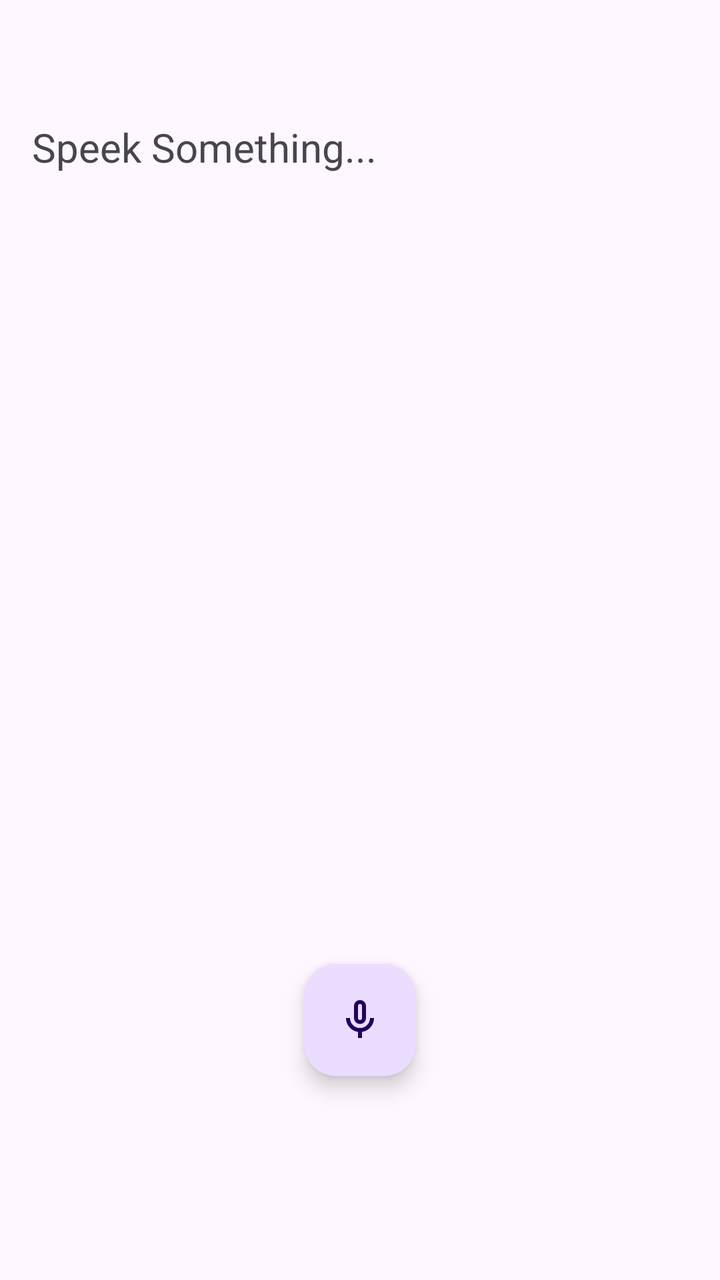
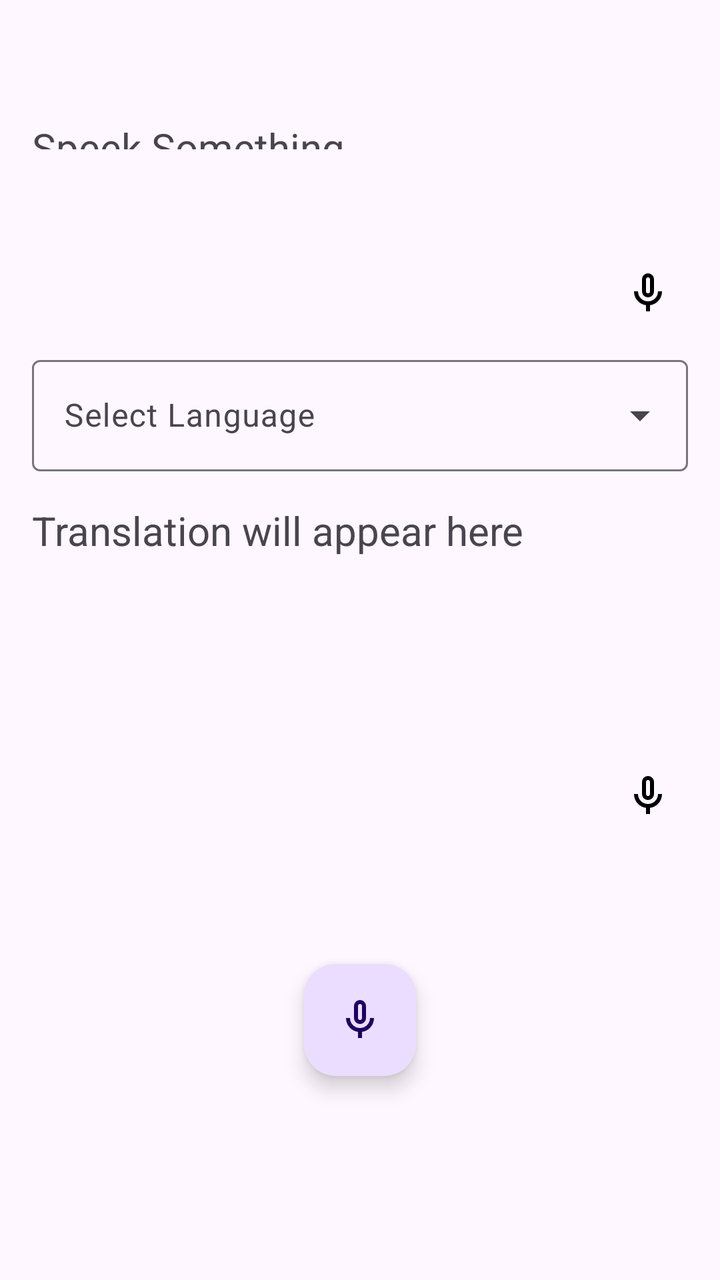

An Android layout rendered at two revisions. The XML below is the earlier revision; the diff shows what the commit changed to produce the second picture.
<!-- AndroidManifest.xml: application theme Theme.SpeechRecognisation -->
<!-- res/layout/activity_main.xml -->
<?xml version="1.0" encoding="utf-8"?>
<androidx.constraintlayout.widget.ConstraintLayout xmlns:android="http://schemas.android.com/apk/res/android"
    xmlns:app="http://schemas.android.com/apk/res-auto"
    xmlns:tools="http://schemas.android.com/tools"
    android:id="@+id/main"
    android:layout_width="match_parent"
    android:layout_gravity="center"
    android:layout_height="match_parent"
    tools:context=".MainActivity">

    <TextView
        android:id="@+id/userText"
        android:layout_width="match_parent"
        android:layout_height="0dp"
        android:paddingVertical="60dp"
        android:paddingHorizontal="16dp"
        android:textSize="20dp"
        android:text="Speek Something..."
        app:layout_constraintBottom_toTopOf="@+id/micContainer"
        app:layout_constraintEnd_toEndOf="parent"
        app:layout_constraintStart_toStartOf="parent"
        app:layout_constraintTop_toTopOf="parent" />














    <FrameLayout
        android:id="@+id/micContainer"
        android:layout_width="200dp"
        android:layout_height="200dp"
        android:layout_marginBottom="30dp"
        app:layout_constraintTop_toBottomOf="@+id/userText"
        app:layout_constraintBottom_toBottomOf="parent"
        app:layout_constraintStart_toStartOf="parent"
        app:layout_constraintEnd_toEndOf="parent">

        <com.example.speechrecognisation.ui.MicAnimationView
            android:id="@+id/micAnimation"
            android:layout_width="200dp"
            android:visibility="gone"
            android:layout_height="200dp" />

        <com.google.android.material.floatingactionbutton.FloatingActionButton
            android:id="@+id/floatingBtn"
            android:layout_width="wrap_content"
            android:layout_height="wrap_content"
            android:layout_gravity="center"
            android:src="@drawable/ic_mic"
            app:fabSize="normal" />

    </FrameLayout>


</androidx.constraintlayout.widget.ConstraintLayout>
<!-- resources referenced by this layout -->
<resources>
  <!-- drawable ic_mic (drawable) -->
  <vector xmlns:android="http://schemas.android.com/apk/res/android" android:height="24dp" android:tint="#000000" android:viewportHeight="960" android:viewportWidth="960" android:width="24dp">
        
      <path android:fillColor="@android:color/white" android:pathData="M395,525Q360,490 360,440L360,200Q360,150 395,115Q430,80 480,80Q530,80 565,115Q600,150 600,200L600,440Q600,490 565,525Q530,560 480,560Q430,560 395,525ZM480,320Q480,320 480,320L480,320Q480,320 480,320Q480,320 480,320Q480,320 480,320Q480,320 480,320L480,320Q480,320 480,320Q480,320 480,320Q480,320 480,320ZM440,840L440,717Q336,703 268,624Q200,545 200,440L280,440Q280,523 338.5,581.5Q397,640 480,640Q563,640 621.5,581.5Q680,523 680,440L760,440Q760,545 692,624Q624,703 520,717L520,840L440,840ZM508.5,468.5Q520,457 520,440L520,200Q520,183 508.5,171.5Q497,160 480,160Q463,160 451.5,171.5Q440,183 440,200L440,440Q440,457 451.5,468.5Q463,480 480,480Q497,480 508.5,468.5Z"/>
      
  </vector>
  <style name="Theme.SpeechRecognisation" parent="Base.Theme.SpeechRecognisation" />
  <style name="Base.Theme.SpeechRecognisation" parent="Theme.Material3.DayNight.NoActionBar">
          
          
      </style>
</resources>

<!-- the commit's change to res/layout/activity_main.xml (unified diff, before → after) -->
@@ -8,38 +8,82 @@
     android:layout_height="match_parent"
     tools:context=".MainActivity">
 
-    <TextView
-        android:id="@+id/userText"
+    <LinearLayout
+        android:id="@+id/translatedTextLayout"
         android:layout_width="match_parent"
         android:layout_height="0dp"
-        android:paddingVertical="60dp"
-        android:paddingHorizontal="16dp"
-        android:textSize="20dp"
-        android:text="Speek Something..."
+        android:orientation="vertical"
         app:layout_constraintBottom_toTopOf="@+id/micContainer"
         app:layout_constraintEnd_toEndOf="parent"
         app:layout_constraintStart_toStartOf="parent"
-        app:layout_constraintTop_toTopOf="parent" />
+        app:layout_constraintTop_toTopOf="parent"
+        >
+        <TextView
+            android:id="@+id/userText"
+            android:layout_width="match_parent"
+            android:layout_height="match_parent"
+            android:paddingVertical="60dp"
+            android:paddingHorizontal="16dp"
+            android:textSize="20dp"
+            android:layout_weight="1"
+            android:text="Speek Something..."
+            app:layout_constraintBottom_toTopOf="@+id/micContainer"
+            app:layout_constraintEnd_toEndOf="parent"
+            app:layout_constraintStart_toStartOf="parent"
+            app:layout_constraintTop_toTopOf="parent" />
+        <ImageView
+            android:id="@+id/userSpeak"
+            android:layout_width="24dp"
+            android:layout_height="24dp"
+            android:layout_marginEnd="24dp"
+            android:src="@drawable/ic_mic"
+            android:layout_gravity="end"
+            />
+        <com.google.android.material.textfield.TextInputLayout
+            android:id="@+id/languageDropdown"
+            style="@style/Widget.Material3.TextInputLayout.OutlinedBox.ExposedDropdownMenu"
+            android:layout_width="match_parent"
+            android:layout_height="wrap_content"
+            android:layout_margin="16dp"
+            android:hint="Select Language">
 
+            <AutoCompleteTextView
+                android:id="@+id/languageAutoComplete"
+                android:layout_width="match_parent"
+                android:layout_height="wrap_content"
+                android:inputType="none" />
 
+        </com.google.android.material.textfield.TextInputLayout>
+        <TextView
+            android:id="@+id/translatedText"
+            android:layout_width="match_parent"
+            android:layout_height="match_parent"
+            android:text="Translation will appear here"
+            android:textSize="20sp"
+            android:paddingHorizontal="16dp"
+            android:layout_weight="1"
+            app:layout_constraintTop_toBottomOf="@+id/userText"
+            app:layout_constraintStart_toStartOf="parent"
+            app:layout_constraintEnd_toEndOf="parent"
+            app:layout_constraintBottom_toTopOf="@+id/micContainer"
+            />
+        <ImageView
+            android:id="@+id/aiSpeak"
+            android:layout_width="24dp"
+            android:layout_height="24dp"
+            android:layout_marginEnd="24dp"
+            android:src="@drawable/ic_mic"
+            android:layout_gravity="end"
+            />
 
-
-
-
-
-
-
-
-
-
-
+    </LinearLayout>
 
     <FrameLayout
         android:id="@+id/micContainer"
         android:layout_width="200dp"
         android:layout_height="200dp"
         android:layout_marginBottom="30dp"
-        app:layout_constraintTop_toBottomOf="@+id/userText"
+        app:layout_constraintTop_toBottomOf="@+id/translatedTextLayout"
         app:layout_constraintBottom_toBottomOf="parent"
         app:layout_constraintStart_toStartOf="parent"
         app:layout_constraintEnd_toEndOf="parent">
